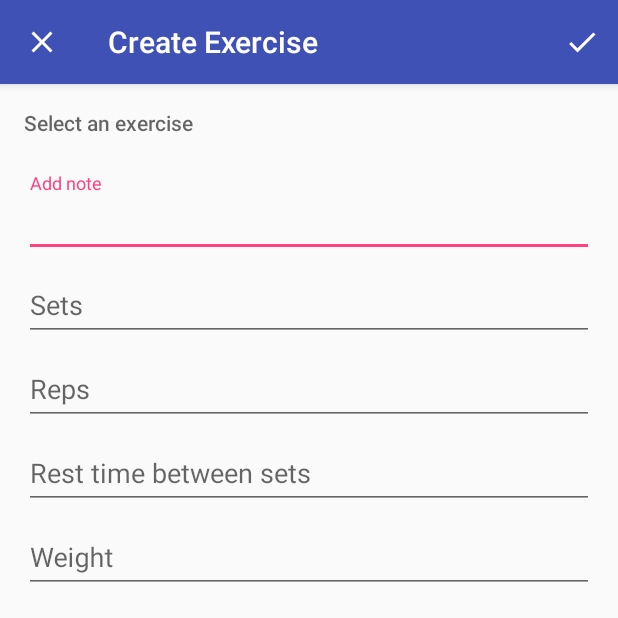
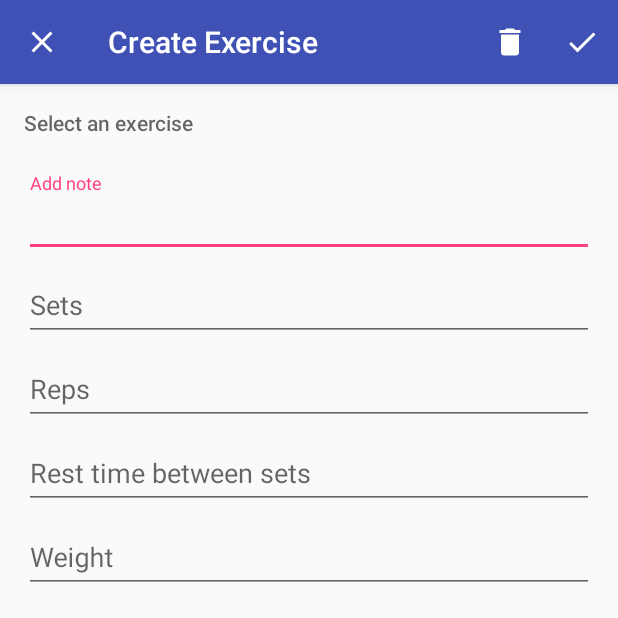
Before and after one commit to Autilite/plan-g-fitness-android, an Android app: the EditExerciseStat screen opened directly, with no data from a screen before it, on a phone screen of 412 x 824 dp, the top half of it. Run offline under Robolectric (Android 15) with nearby library versions, the phone set to English and light mode, and no system bars.

Commit message:
add delete button to CreateForm action menu

```diff
--- a/app/src/main/java/com/autilite/plan_g/activity/CreateForm.java
+++ b/app/src/main/java/com/autilite/plan_g/activity/CreateForm.java
@@ -1,15 +1,18 @@
 package com.autilite.plan_g.activity;
 
+import android.content.DialogInterface;
 import android.graphics.drawable.Drawable;
 import android.os.Bundle;
 import android.support.annotation.Nullable;
 import android.support.v4.app.FragmentManager;
 import android.support.v4.content.ContextCompat;
 import android.support.v4.graphics.drawable.DrawableCompat;
+import android.support.v7.app.AlertDialog;
 import android.support.v7.app.AppCompatActivity;
 import android.support.v7.widget.Toolbar;
 import android.view.Menu;
 import android.view.MenuItem;
+import android.widget.Toast;
 
 import com.autilite.plan_g.R;
 import com.autilite.plan_g.fragment.AbstractFormFragment;
@@ -47,8 +50,10 @@ public abstract class CreateForm extends AppCompatActivity {
     @Override
     public boolean onCreateOptionsMenu(Menu menu) {
         getMenuInflater().inflate(R.menu.activity_create_form, menu);
-        Drawable icon = menu.findItem(R.id.create_form).getIcon();
-        drawableToColor(icon, R.color.colorWhite);
+        Drawable trash = menu.findItem(R.id.delete_form).getIcon();
+        Drawable check = menu.findItem(R.id.create_form).getIcon();
+        drawableToColor(trash, R.color.colorWhite);
+        drawableToColor(check, R.color.colorWhite);
 
         return super.onCreateOptionsMenu(menu);
     }
@@ -61,6 +66,8 @@ public abstract class CreateForm extends AppCompatActivity {
                     finish();
                 }
                 return true;
+            case R.id.delete_form:
+                showDeleteFormDialog();
             default:
                 return super.onOptionsItemSelected(item);
         }
@@ -73,6 +80,36 @@ public abstract class CreateForm extends AppCompatActivity {
 
     protected abstract AbstractFormFragment createContentFragment();
 
+    protected void showDeleteFormDialog() {
+        AlertDialog.Builder builder = new AlertDialog.Builder(this);
+        builder.setMessage(R.string.form_delete)
+                .setPositiveButton(android.R.string.ok, new DialogInterface.OnClickListener() {
+                    @Override
+                    public void onClick(DialogInterface dialogInterface, int i) {
+                        if (onDeleteEntryCallback()) {
+                            finish();
+                        } else {
+                            Toast.makeText(CreateForm.this, R.string.form_delete_failed, Toast.LENGTH_LONG).show();
+                        }
+                    }
+                })
+                .setNegativeButton(android.R.string.cancel, new DialogInterface.OnClickListener() {
+                    @Override
+                    public void onClick(DialogInterface dialogInterface, int i) {
+                        dialogInterface.cancel();
+                    }
+                });
+        builder.create().show();
+    }
+
+    /**
+     * The function called to for deleting the entry for the form
+     *
+     * @return  true if the entry content is deleted successfully
+     *          false otherwise
+     */
+    protected abstract boolean onDeleteEntryCallback();
+
     /**
      * Save the form
      *
--- a/app/src/main/java/com/autilite/plan_g/activity/EditExerciseStat.java
+++ b/app/src/main/java/com/autilite/plan_g/activity/EditExerciseStat.java
@@ -44,6 +44,11 @@ public class EditExerciseStat extends CreateForm {
             setTitle(R.string.create_exercise);
             return EditExerciseStatFragment.newInstance(null);
         }
+    }
+
+    @Override
+    protected boolean onDeleteEntryCallback() {
+        return false;
     }
 
     @Override
--- a/app/src/main/java/com/autilite/plan_g/activity/EditProgram.java
+++ b/app/src/main/java/com/autilite/plan_g/activity/EditProgram.java
@@ -33,6 +33,11 @@ public class EditProgram extends CreateForm {
     }
 
     @Override
+    protected boolean onDeleteEntryCallback() {
+        return false;
+    }
+
+    @Override
     protected boolean saveForm() {
         BaseModel model = contentFragment.save();
         boolean isSuccess = model != null;
--- a/app/src/main/java/com/autilite/plan_g/activity/EditWorkout.java
+++ b/app/src/main/java/com/autilite/plan_g/activity/EditWorkout.java
@@ -33,6 +33,11 @@ public class EditWorkout extends CreateForm {
     }
 
     @Override
+    protected boolean onDeleteEntryCallback() {
+        return false;
+    }
+
+    @Override
     protected boolean saveForm() {
         BaseModel model = contentFragment.save();
         boolean isSuccess = model != null;
--- /dev/null
+++ b/app/src/main/res/drawable/ic_delete_black_24dp.xml
@@ -0,0 +1,9 @@
+<vector xmlns:android="http://schemas.android.com/apk/res/android"
+        android:width="24dp"
+        android:height="24dp"
+        android:viewportWidth="24.0"
+        android:viewportHeight="24.0">
+    <path
+        android:fillColor="#FF000000"
+        android:pathData="M6,19c0,1.1 0.9,2 2,2h8c1.1,0 2,-0.9 2,-2V7H6v12zM19,4h-3.5l-1,-1h-5l-1,1H5v2h14V4z"/>
+</vector>
--- a/app/src/main/res/menu/activity_create_form.xml
+++ b/app/src/main/res/menu/activity_create_form.xml
@@ -1,6 +1,13 @@
 <?xml version="1.0" encoding="utf-8"?>
 <menu xmlns:android="http://schemas.android.com/apk/res/android"
     xmlns:app="http://schemas.android.com/apk/res-auto">
+
+    <item
+        android:id="@+id/delete_form"
+        android:icon="@drawable/ic_delete_black_24dp"
+        android:title="@string/action_delete"
+        app:showAsAction="always" >
+    </item>
 
     <item
         android:id="@+id/create_form"
--- a/app/src/main/res/values/strings.xml
+++ b/app/src/main/res/values/strings.xml
@@ -51,7 +51,10 @@
     <string name="time_until_next_set">Time until next set</string>
     <string name="start_set">Start your next set</string>
 
+    <string name="form_delete">Delete the entry?</string>
+    <string name="form_delete_failed">Unable to delete the entry</string>
     <string name="action_create">Create</string>
+    <string name="action_delete">Delete</string>
     <string name="name">Name</string>
     <string name="description">Description</string>
 
```
